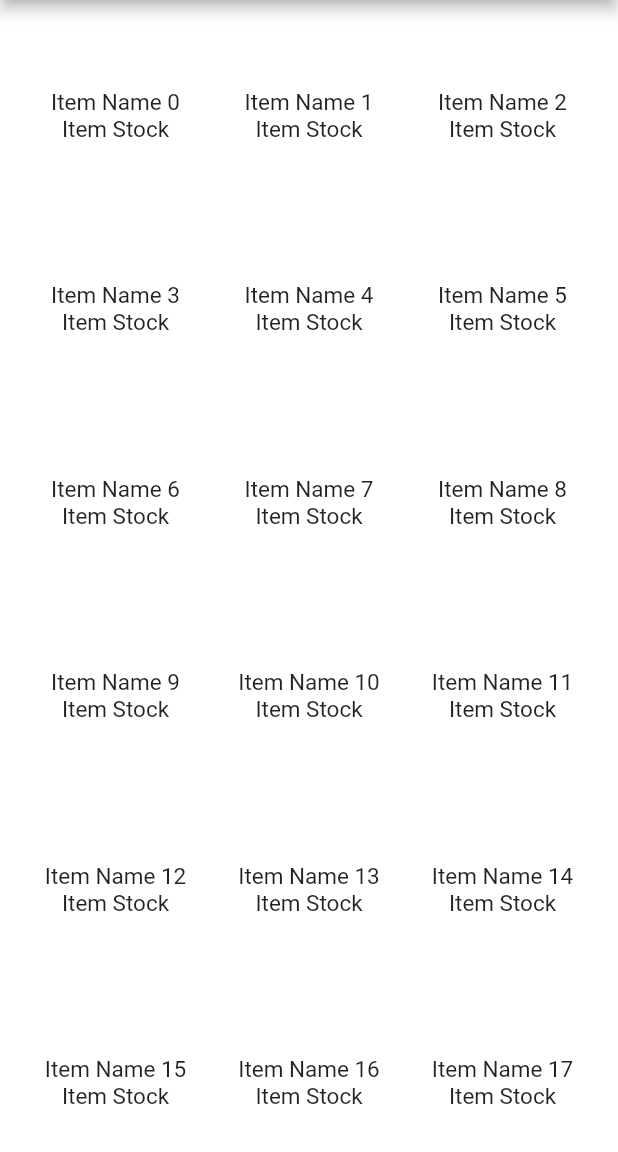
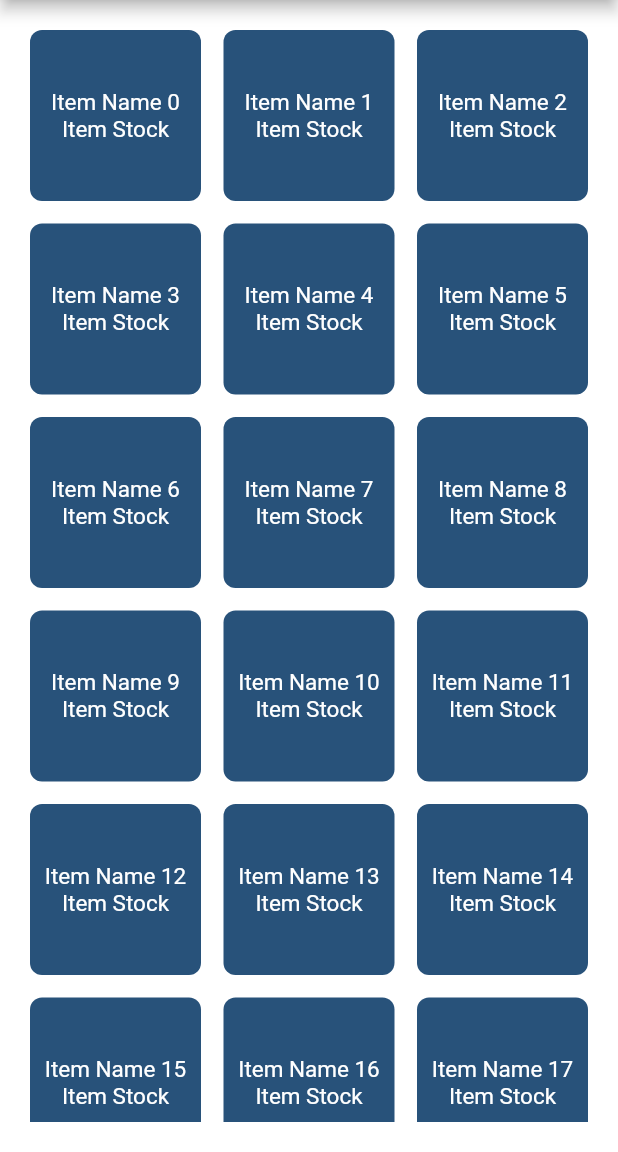
Before and after one commit to yanoojp/restaurant_talks, a Flutter app: the ItemIndexScreen screen opened by its route, on a phone screen of 412 x 824 dp, the part 84-1236 px from its top. Run offline on Flutter 3.47's test engine with Material 2 defaults, Android fonts, the phone set to English and light mode, and no system bars; our stand-ins replace flutter_riverpod, freezed_annotation, go_router, google_fonts.

Commit message:
update components

```diff
--- a/lib/views/widgets/base/button_with_underline.dart
+++ b/lib/views/widgets/base/button_with_underline.dart
@@ -1,5 +1,4 @@
 import 'package:flutter/material.dart';
-import 'package:go_router/go_router.dart';
 import 'package:restaurant_talks/utils/functions.dart';
 import '../../../constants/variables.dart';
 
@@ -13,7 +12,7 @@ class ButtonWithUnderline extends StatelessWidget {
   Widget build(BuildContext context) {
     return TextButton(
       onPressed: () {
-        screenTransitionFunction(context, screenName);
+        screenNavigationFunction(context, screenName);
       },
       child: Text(
         text,
--- a/lib/views/widgets/items/item_tile.dart
+++ b/lib/views/widgets/items/item_tile.dart
@@ -10,7 +10,7 @@ class ItemTile extends StatelessWidget {
   Widget build(BuildContext context) {
     return Container(
       decoration: BoxDecoration(
-        color: whiteColor,
+        color: darkBlue,
         borderRadius: BorderRadius.circular(8.0),
       ),
       child: Center(
@@ -18,8 +18,14 @@ class ItemTile extends StatelessWidget {
           mainAxisAlignment: MainAxisAlignment.center,
           crossAxisAlignment: CrossAxisAlignment.center,
           children: [
-            Text("Item Name $index"),
-            const Text("Item Stock"),
+            Text(
+              "Item Name $index",
+              style: const TextStyle(color: whiteColor),
+            ),
+            const Text(
+              "Item Stock",
+              style: TextStyle(color: whiteColor),
+            ),
           ],
         ),
       ),
```
Also changed, not shown: lib/views/widgets/base/button.dart (+12 -3 lines).
